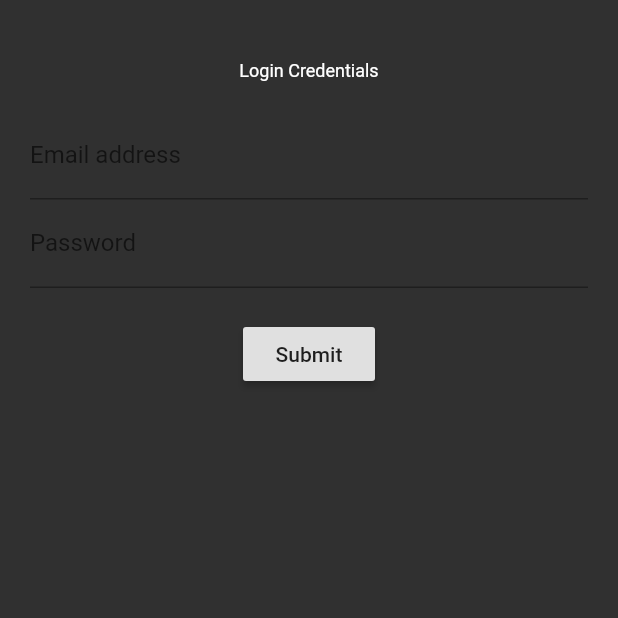
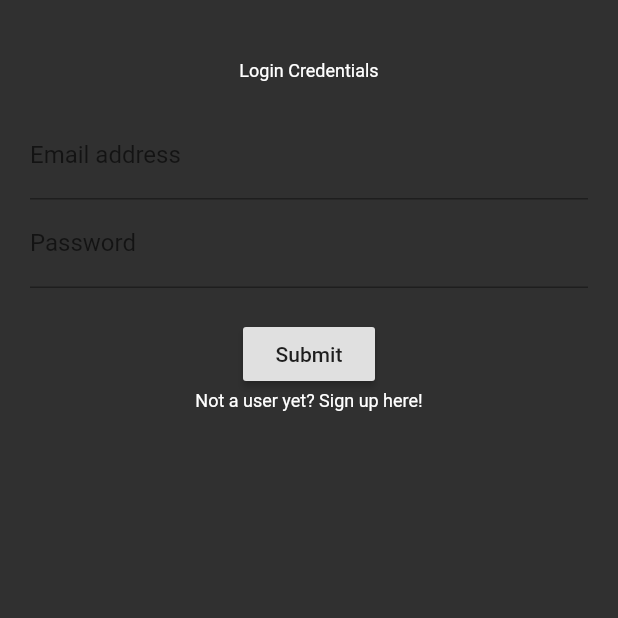
Before and after one commit to htl-anichstrasse/sokka, a Flutter app: the screen it shows after launch, on a phone screen of 412 x 824 dp, the top half of it. Run offline on Flutter 3.47's test engine with Material 2 defaults, Android fonts, the phone set to English and light mode, and no system bars; our stand-ins replace flutter_secure_storage; network calls fail; Roboto replaces fonts that are missing (FiraCode).

Commit message:
g fonts package and not a user button

```diff
--- a/client/lib/views/login_screen.dart
+++ b/client/lib/views/login_screen.dart
@@ -82,6 +82,12 @@ class _LoginScreenState extends State<LoginScreen> {
                                         }),
                                 },
                             ),
+                            new Center(
+                                child: new InkWell(
+                                    child: new Text('Not a user yet? Sign up here!'),
+                                    onTap: () => Navigator.of(context).popAndPushNamed('/signup')
+                                ),
+                            ),
                         ],
                     ),
                 ),
--- a/client/pubspec.yaml
+++ b/client/pubspec.yaml
@@ -19,6 +19,7 @@ environment:
 dependencies:
   http: ^0.12.2
   flutter_secure_storage: ^3.3.5
+  google_fonts: ^1.1.1
   flutter:
     sdk: flutter
 
```
Also changed, not shown: client/pubspec.lock.
